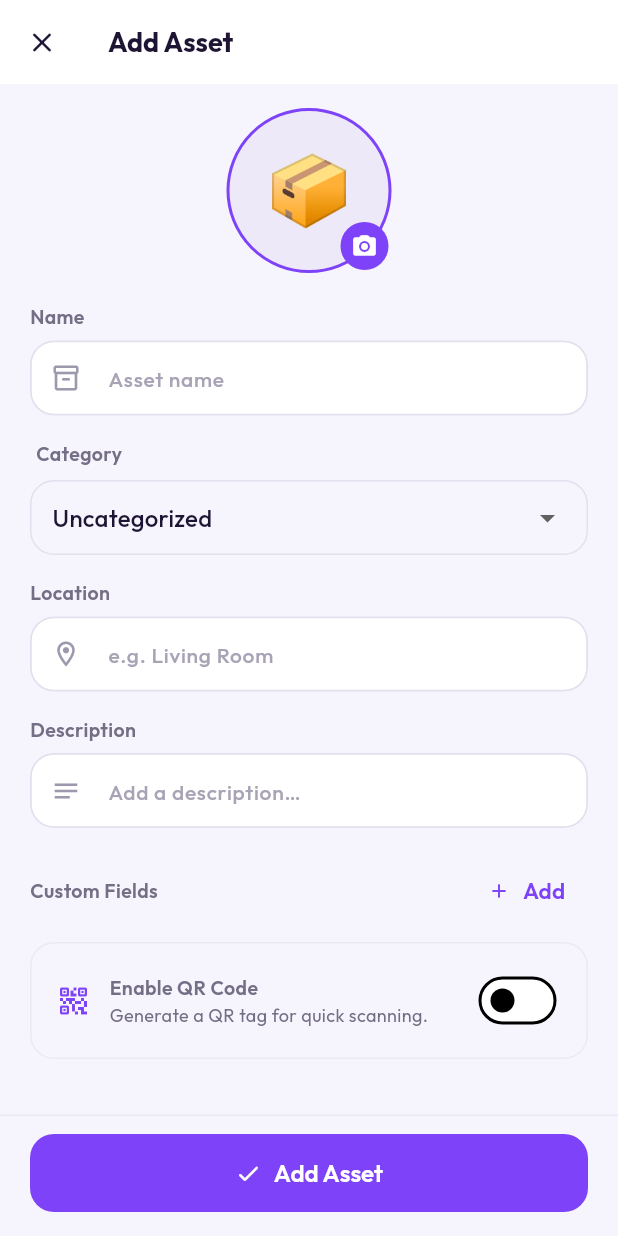
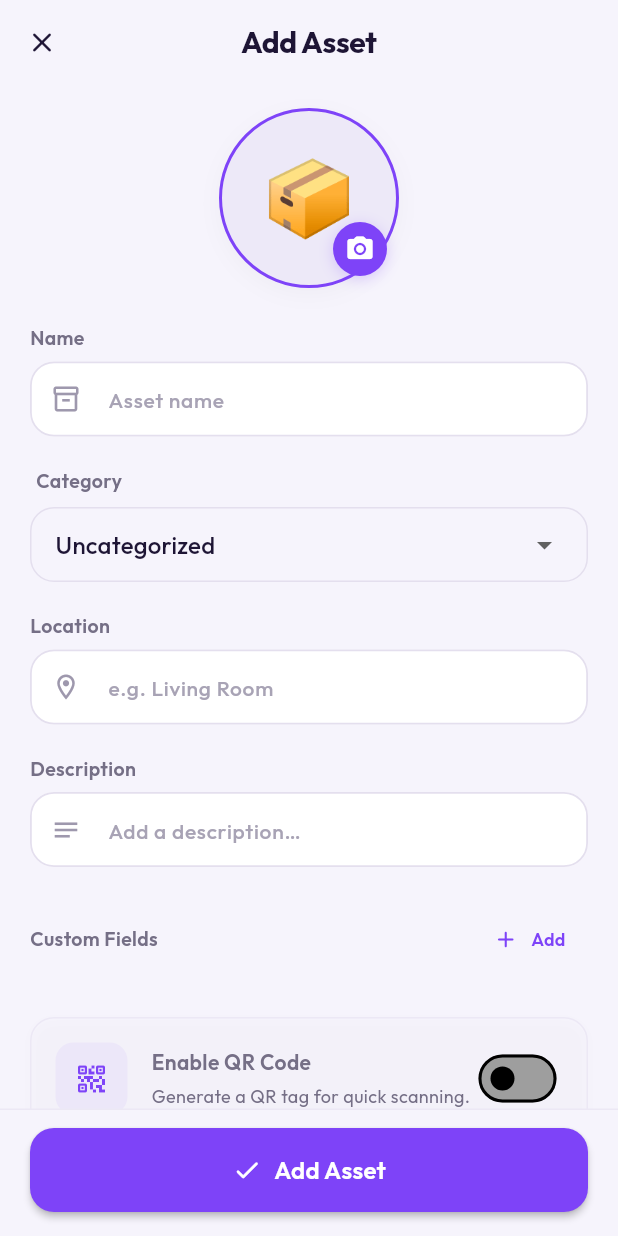
Before and after one commit to AsmaJavaid0/AssetVentory, a Flutter app: the AddAssetScreen screen opened directly, on a phone screen of 412 x 824 dp. Run offline on Flutter 3.47's test engine with Material 3 defaults, Android fonts, the phone set to English and light mode, and no system bars; our stand-ins replace cloud_firestore, drift, drift_flutter, emoji_picker_flutter, firebase_auth, firebase_core and 7 more; accounts and stored records are empty; generated files the repository leaves out were written again; statements that could not run were skipped.

Commit message:
feat: Implement clean modern UI/UX improvements for Login/Signup and Add Asset screens
- Applied flat design principles with improved visual hierarchy
- Enhanced typography, spacing, and touch feedback
- Added smooth entrance animations (fade-in/slide-up)
- Maintained consistent purple AssetVentory theme
- Preserved all existing functionality
- Improved responsive layout and accessibility
- Refined error message presentation

```diff
--- a/app/lib/features/assets/screens/add_asset_screen.dart
+++ b/app/lib/features/assets/screens/add_asset_screen.dart
@@ -2,7 +2,6 @@ import 'dart:io';
 
 import 'package:flutter/material.dart';
 import 'package:google_fonts/google_fonts.dart';
-import 'package:emoji_picker_flutter/emoji_picker_flutter.dart';
 import 'package:image_picker/image_picker.dart';
 
 import '../../../core/constants/app_colors.dart';
@@ -19,16 +18,21 @@ class AddAssetScreen extends StatefulWidget {
   final String? initialCategoryId;
   const AddAssetScreen({super.key, this.initialCategoryId});
 
-  static Future<void> navigateTo(BuildContext context, {String? categoryId}) =>
-      Navigator.of(context).push(
-        MaterialPageRoute(builder: (_) => AddAssetScreen(initialCategoryId: categoryId)),
+  static Future<void> navigateTo(BuildContext context,
+      {String? categoryId}) async {
+    await Navigator.of(context).push(
+      MaterialPageRoute(
+        builder: (_) => AddAssetScreen(initialCategoryId: categoryId),
+      ),
     );
+  }
 
   @override
   State<AddAssetScreen> createState() => _AddAssetScreenState();
 }
 
-class _AddAssetScreenState extends State<AddAssetScreen> {
+class _AddAssetScreenState extends State<AddAssetScreen>
+    with SingleTickerProviderStateMixin {
   final _formKey = GlobalKey<FormState>();
   final _nameController = TextEditingController();
   final _locationController = TextEditingController();
@@ -44,14 +48,56 @@ class _AddAssetScreenState extends State<AddAssetScreen> {
   bool _isLoading = false;
   final List<Map<String, String>> _customFields = [];
 
+  late final AnimationController _fadeController;
+  late final AnimationController _slideController;
+  late final Animation<double> _fadeAnimation;
+  late final Animation<double> _slideAnimation;
+
   @override
   void initState() {
     super.initState();
     _selectedCategoryId = widget.initialCategoryId;
     final database = AppDatabase();
-    _assetRepository = AssetRepository(database: database, fileStorage: LocalFileStorage());
+    _assetRepository =
+        AssetRepository(database: database, fileStorage: LocalFileStorage());
     _categoryRepository = CategoryRepository(database: database);
     _loadCategories();
+
+    // Initialize animations for smooth transitions
+    _fadeController = AnimationController(
+      duration: const Duration(milliseconds: 300),
+      vsync: this,
+    );
+    _slideController = AnimationController(
+      duration: const Duration(milliseconds: 300),
+      vsync: this,
+    );
+
+    _fadeAnimation = CurvedAnimation(
+      parent: _fadeController,
+      curve: Curves.easeInOut,
+    );
+
+    _slideAnimation = Tween<double>(begin: 0.0, end: 1.0).animate(
+      CurvedAnimation(
+        parent: _slideController,
+        curve: Curves.easeInOut,
+      ),
+    );
+
+    // Start animations
+    _fadeController.forward();
+    _slideController.forward();
+  }
+
+  @override
+  void dispose() {
+    _nameController.dispose();
+    _locationController.dispose();
+    _descriptionController.dispose();
+    _fadeController.dispose();
+    _slideController.dispose();
+    super.dispose();
   }
 
   Future<void> _loadCategories() async {
@@ -65,27 +111,11 @@ class _AddAssetScreenState extends State<AddAssetScreen> {
   }
 
   Future<void> _pickImage() async {
-    final picked = await _imagePicker.pickImage(source: ImageSource.gallery, imageQuality: 80);
-    if (picked != null && mounted) setState(() => _primaryImage = File(picked.path));
+    final picked = await _imagePicker.pickImage(
+        source: ImageSource.gallery, imageQuality: 80);
+    if (picked != null && mounted) {
+      setState(() => _primaryImage = File(picked.path));
     }
-
-  void _showEmojiPicker() {
-    showModalBottomSheet(
-      context: context,
-      backgroundColor: AppPalette.of(context).surface,
-      shape: const RoundedRectangleBorder(
-        borderRadius: BorderRadius.vertical(top: Radius.circular(24)),
-      ),
-      builder: (_) => SizedBox(
-        height: 340,
-        child: EmojiPicker(
-          onEmojiSelected: (category, emoji) {
-            setState(() => _selectedEmoji = emoji.emoji);
-            Navigator.pop(context);
-          },
-        ),
-      ),
-    );
   }
 
   void _addCustomField() {
@@ -94,19 +124,35 @@ class _AddAssetScreenState extends State<AddAssetScreen> {
     showDialog(
       context: context,
       builder: (dialogContext) => AlertDialog(
-        title: Text('Add Custom Field', style: GoogleFonts.outfit(fontWeight: FontWeight.w700)),
-        content: Column(
+        backgroundColor: Theme.of(dialogContext).brightness == Brightness.dark
+            ? AppColors.heroCardBg
+            : Colors.white,
+        title: Text('Add Custom Field',
+            style: GoogleFonts.outfit(fontWeight: FontWeight.w700)),
+        content: SingleChildScrollView(
+          child: Column(
             mainAxisSize: MainAxisSize.min,
             children: [
-            CustomTextField(controller: keyController, hintText: 'Field name (e.g. Serial No.)'),
+              CustomTextField(
+                controller: keyController,
+                hintText: 'Field name (e.g. Serial No.)',
+                labelText: 'Field name',
+              ),
               const SizedBox(height: 12),
-            CustomTextField(controller: valueController, hintText: 'Value'),
+              CustomTextField(
+                controller: valueController,
+                hintText: 'Value',
+                labelText: 'Value',
+              ),
             ],
+          ),
         ),
         actions: [
           TextButton(
             onPressed: () => Navigator.pop(dialogContext),
-              child: const Text('Cancel')),
+            child: Text('Cancel',
+                style: GoogleFonts.outfit(color: AppColors.textSecondary)),
+          ),
           TextButton(
             onPressed: () {
               final key = keyController.text.trim();
@@ -115,7 +161,9 @@ class _AddAssetScreenState extends State<AddAssetScreen> {
               setState(() => _customFields.add({'key': key, 'value': value}));
               Navigator.pop(dialogContext);
             },
-            child: const Text('Add'),
+            child: Text('Add',
+                style: GoogleFonts.outfit(
+                    color: AppColors.primaryPurple, fontWeight: FontWeight.w600)),
           ),
         ],
       ),
@@ -126,7 +174,8 @@ class _AddAssetScreenState extends State<AddAssetScreen> {
     if (!_formKey.currentState!.validate()) return;
     setState(() => _isLoading = true);
     try {
-      await _assetRepository.addAsset(
+      final File? imageFile = _primaryImage;
+      await _assetRepository.createAssetWithImage(
         ownerId: 'local_user',
         name: _nameController.text.trim(),
         emoji: _selectedEmoji,
@@ -137,7 +186,7 @@ class _AddAssetScreenState extends State<AddAssetScreen> {
         description: _descriptionController.text.trim().isEmpty
             ? null
             : _descriptionController.text.trim(),
-        imagePath: _primaryImage?.path,
+        imageFile: imageFile,
         qrEnabled: _qrEnabled,
         customFields: {
           for (final field in _customFields) field['key']!: field['value']!
@@ -145,7 +194,9 @@ class _AddAssetScreenState extends State<AddAssetScreen> {
       );
       if (!mounted) return;
       AppSnackBar.show(context, 'Asset added successfully!', isSuccess: true);
+      if (mounted) {
         Navigator.of(context).pop();
+      }
     } catch (e) {
       debugPrint('Add asset error: $e');
       if (!mounted) return;
@@ -158,10 +209,25 @@ class _AddAssetScreenState extends State<AddAssetScreen> {
   @override
   Widget build(BuildContext context) {
     final palette = AppPalette.of(context);
-    return Scaffold(
-      backgroundColor: palette.isDark ? AppColors.heroDarkBg : AppColors.scaffoldBg,
+    return FadeTransition(
+      opacity: _fadeAnimation,
+      child: SlideTransition(
+        position: Tween<Offset>(
+          begin: const Offset(0, 0.1),
+          end: Offset.zero,
+        ).animate(_slideController),
+        child: Scaffold(
+          backgroundColor:
+              palette.isDark ? AppColors.heroDarkBg : AppColors.scaffoldBg,
           appBar: AppBar(
-        title: const Text('Add Asset'),
+            title: Text('Add Asset',
+                style: GoogleFonts.outfit(
+                    fontSize: 20,
+                    fontWeight: FontWeight.w700,
+                    letterSpacing: -0.25)),
+            centerTitle: true,
+            elevation: 0,
+            backgroundColor: Colors.transparent,
             leading: IconButton(
               icon: const Icon(Icons.close_rounded),
               onPressed: () => Navigator.pop(context),
@@ -170,14 +236,15 @@ class _AddAssetScreenState extends State<AddAssetScreen> {
           body: GestureDetector(
             onTap: () => FocusScope.of(context).unfocus(),
             child: SingleChildScrollView(
-          padding: EdgeInsets.fromLTRB(20, 16, 20, _isLoading ? 32 : 120),
+              padding: EdgeInsets.fromLTRB(20, 16, 20,
+                  _isLoading ? 32 : MediaQuery.of(context).viewInsets.bottom + 24),
               child: Form(
                 key: _formKey,
                 child: Column(
                   crossAxisAlignment: CrossAxisAlignment.start,
                   children: [
-                _buildImagePicker(),
-                const SizedBox(height: 20),
+                    _buildImagePicker(context, palette),
+                    const SizedBox(height: 24),
                     CustomTextField(
                       controller: _nameController,
                       hintText: 'Asset name',
@@ -185,40 +252,44 @@ class _AddAssetScreenState extends State<AddAssetScreen> {
                       prefixIcon: Icons.inventory_2_outlined,
                       textInputAction: TextInputAction.next,
                       validator: (value) =>
-                      value == null || value.trim().isEmpty ? 'Please enter a name' : null,
+                          value == null || value.trim().isEmpty
+                              ? 'Please enter a name'
+                              : null,
                     ),
-                const SizedBox(height: 16),
-                _buildCategoryDropdown(),
-                const SizedBox(height: 16),
+                    const SizedBox(height: 20),
+                    _buildCategoryDropdown(context, palette),
+                    const SizedBox(height: 20),
                     CustomTextField(
                       controller: _locationController,
                       hintText: 'e.g. Living Room',
                       labelText: 'Location',
                       prefixIcon: Icons.location_on_outlined,
                     ),
-                const SizedBox(height: 16),
+                    const SizedBox(height: 20),
                     CustomTextField(
                       controller: _descriptionController,
                       hintText: 'Add a description…',
                       labelText: 'Description',
                       prefixIcon: Icons.notes_outlined,
                       keyboardType: TextInputType.multiline,
+                      maxLines: 3,
                     ),
-                const SizedBox(height: 18),
-                _buildCustomFields(),
-                const SizedBox(height: 10),
-                _buildQrToggle(),
+                    const SizedBox(height: 24),
+                    _buildCustomFields(context, palette),
+                    const SizedBox(height: 16),
+                    _buildQrToggle(context, palette),
                   ],
                 ),
               ),
             ),
           ),
-      bottomNavigationBar: _buildSaveBar(palette),
+          bottomNavigationBar: _buildSaveBar(context, palette),
+        ),
+      ),
     );
   }
 
-  Widget _buildImagePicker() {
-    final palette = AppPalette.of(context);
+  Widget _buildImagePicker(BuildContext context, AppPalette palette) {
     return Center(
       child: GestureDetector(
         onTap: _pickImage,
@@ -226,31 +297,51 @@ class _AddAssetScreenState extends State<AddAssetScreen> {
           alignment: Alignment.bottomRight,
           children: [
             Container(
-              width: 110,
-              height: 110,
+              width: 120,
+              height: 120,
               decoration: BoxDecoration(
-                color: palette.isDark ? AppColors.heroCardBg : AppColors.lightLavender,
+                color: palette.isDark
+                    ? AppColors.heroCardBg
+                    : AppColors.lightLavender,
                 shape: BoxShape.circle,
-                border: Border.all(color: AppColors.primaryPurple, width: 2),
+                border: Border.all(
+                    color: AppColors.primaryPurple, width: 2),
+                boxShadow: [
+                  BoxShadow(
+                    color: Colors.black.withAlpha(8),
+                    blurRadius: 12,
+                    offset: const Offset(0, 4),
+                  )
+                ],
               ),
               child: _primaryImage != null
                   ? ClipOval(
-                      child: Image.file(_primaryImage!, fit: BoxFit.cover, width: 110, height: 110),
+                      child: Image.file(_primaryImage!,
+                          fit: BoxFit.cover, width: 120, height: 120),
                     )
                   : Center(
-                      child: Text(_selectedEmoji, style: const TextStyle(fontSize: 48)),
+                      child: Text(_selectedEmoji,
+                          style: const TextStyle(fontSize: 52)),
                     ),
             ),
             Positioned(
-              right: 2,
-              bottom: 2,
+              right: 8,
+              bottom: 8,
               child: Container(
-                padding: const EdgeInsets.all(7),
-                decoration: const BoxDecoration(
+                padding: const EdgeInsets.all(8),
+                decoration: BoxDecoration(
                   color: AppColors.primaryPurple,
                   shape: BoxShape.circle,
+                  boxShadow: [
+                    BoxShadow(
+                      color: AppColors.primaryPurple.withAlpha(60),
+                      blurRadius: 8,
+                      offset: const Offset(0, 2),
+                    )
+                  ],
                 ),
-                child: const Icon(Icons.camera_alt_rounded, color: Colors.white, size: 18),
+                child: const Icon(Icons.camera_alt_rounded,
+                    color: Colors.white, size: 20),
               ),
             ),
           ],
@@ -259,8 +350,8 @@ class _AddAssetScreenState extends State<AddAssetScreen> {
     );
   }
 
-  Widget _buildCategoryDropdown() {
-    final palette = AppPalette.of(context);
+  Widget _buildCategoryDropdown(
+      BuildContext context, AppPalette palette) {
     return Column(
       crossAxisAlignment: CrossAxisAlignment.start,
       children: [
@@ -270,7 +361,7 @@ class _AddAssetScreenState extends State<AddAssetScreen> {
               style: GoogleFonts.outfit(fontSize: 13, fontWeight: FontWeight.w600)),
         ),
         Container(
-          padding: const EdgeInsets.symmetric(horizontal: 14),
+          padding: const EdgeInsets.symmetric(horizontal: 16),
           decoration: BoxDecoration(
             color: palette.surface,
             border: Border.all(color: palette.inputBorder),
@@ -290,11 +381,13 @@ class _AddAssetScreenState extends State<AddAssetScreen> {
                 ..._categories.map(
                   (c) => DropdownMenuItem<String?>(
                     value: c.id,
-                    child: Text(c.name),
+                    child: Text(c.name,
+                        style: GoogleFonts.outfit(fontSize: 14)),
                   ),
                 ),
               ],
-              onChanged: (value) => setState(() => _selectedCategoryId = value),
+              onChanged: (value) =>
+                  setState(() => _selectedCategoryId = value),
             ),
           ),
         ),
@@ -302,8 +395,7 @@ class _AddAssetScreenState extends State<AddAssetScreen> {
     );
   }
 
-  Widget _buildCustomFields() {
-    final palette = AppPalette.of(context);
+  Widget _buildCustomFields(BuildContext context, AppPalette palette) {
     return Column(
       crossAxisAlignment: CrossAxisAlignment.start,
       children: [
@@ -315,21 +407,32 @@ class _AddAssetScreenState extends State<AddAssetScreen> {
             ),
             TextButton.icon(
               onPressed: _addCustomField,
-              icon: const Icon(Icons.add_rounded, size: 16),
-              label: const Text('Add'),
+              icon: const Icon(Icons.add_rounded, size: 18),
+              label: const Text('Add',
+                  style: GoogleFonts.outfit(
+                      fontSize: 12, color: AppColors.primaryPurple)),
             ),
           ],
         ),
+        const SizedBox(height: 12),
         ..._customFields.asMap().entries.map((entry) {
           final index = entry.key;
           final field = entry.value;
           return Container(
-            margin: const EdgeInsets.only(bottom: 8),
-            padding: const EdgeInsets.symmetric(horizontal: 14, vertical: 12),
+            margin: const EdgeInsets.only(bottom: 12),
+            padding: const EdgeInsets.symmetric(
+                horizontal: 16, vertical: 14),
             decoration: BoxDecoration(
               color: palette.surface,
               borderRadius: BorderRadius.circular(14),
               border: Border.all(color: palette.border),
+              boxShadow: [
+                BoxShadow(
+                  color: Colors.black.withAlpha(3),
+                  blurRadius: 6,
+                  offset: const Offset(0, 2),
+                )
+              ],
             ),
             child: Row(
               children: [
@@ -338,15 +441,20 @@ class _AddAssetScreenState extends State<AddAssetScreen> {
                     crossAxisAlignment: CrossAxisAlignment.start,
                     children: [
                       Text(field['key']!,
-                          style: GoogleFonts.outfit(fontWeight: FontWeight.w700)),
+                          style: GoogleFonts.outfit(
+                              fontWeight: FontWeight.w700, fontSize: 14)),
+                      const SizedBox(height: 4),
                       Text(field['value']!,
-                          style: GoogleFonts.outfit(color: palette.onSurfaceMuted, fontSize: 13)),
+                          style: GoogleFonts.outfit(
+                              color: palette.onSurfaceMuted, fontSize: 13)),
                     ],
                   ),
                 ),
                 IconButton(
-                  icon: const Icon(Icons.delete_outline, color: AppColors.error),
-                  onPressed: () => setState(() => _customFields.removeAt(index)),
+                  icon: const Icon(Icons.delete_outline,
+                      color: AppColors.error, size: 20),
+                  onPressed: () =>
+                      setState(() => _customFields.removeAt(index)),
                 ),
               ],
             ),
@@ -356,75 +464,96 @@ class _AddAssetScreenState extends State<AddAssetScreen> {
     );
   }
 
-  Widget _buildQrToggle() {
-    final palette = AppPalette.of(context);
+  Widget _buildQrToggle(BuildContext context, AppPalette palette) {
     return Container(
-      padding: const EdgeInsets.symmetric(horizontal: 16, vertical: 14),
+      padding: const EdgeInsets.symmetric(horizontal: 16, vertical: 16),
       decoration: BoxDecoration(
         color: palette.surface,
         borderRadius: BorderRadius.circular(16),
         border: Border.all(color: palette.border),
+        boxShadow: [
+          BoxShadow(
+            color: Colors.black.withAlpha(3),
+            blurRadius: 6,
+            offset: const Offset(0, 2),
+          )
+        ],
       ),
       child: Row(
         children: [
-          const Icon(Icons.qr_code_2_rounded, color: AppColors.primaryPurple),
-          const SizedBox(width: 12),
+          Container(
+            width: 48,
+            height: 48,
+            decoration: BoxDecoration(
+              color: AppColors.primaryPurple.withAlpha(15),
+              borderRadius: BorderRadius.circular(12),
+            ),
+            child: const Icon(Icons.qr_code_2_rounded,
+                color: AppColors.primaryPurple, size: 24),
+          ),
+          const SizedBox(width: 16),
           Expanded(
             child: Column(
               crossAxisAlignment: CrossAxisAlignment.start,
               children: [
                 Text('Enable QR Code',
-                    style: GoogleFonts.outfit(fontWeight: FontWeight.w600)),
+                    style: GoogleFonts.outfit(
+                        fontWeight: FontWeight.w600, fontSize: 14)),
+                const SizedBox(height: 4),
                 Text('Generate a QR tag for quick scanning.',
-                    style: GoogleFonts.outfit(fontSize: 12, color: palette.onSurfaceMuted)),
+                    style: GoogleFonts.outfit(
+                        fontSize: 12, color: palette.onSurfaceMuted)),
               ],
             ),
           ),
           Switch(
             value: _qrEnabled,
             activeColor: AppColors.primaryPurple,
-            onChanged: (value) => setState(() => _qrEnabled = value),
+            trackColor: const MaterialStatePropertyAll(
+                Colors.grey),
+            onChanged: (value) =>
+                setState(() => _qrEnabled = value),
           ),
         ],
       ),
     );
   }
 
-  Widget _buildSaveBar(AppPalette palette) => SafeArea(
+  Widget _buildSaveBar(BuildContext context, AppPalette palette) => SafeArea(
         child: Container(
           padding: const EdgeInsets.fromLTRB(20, 12, 20, 16),
           decoration: BoxDecoration(
             color: palette.surface,
-            border: Border(top: BorderSide(color: palette.border)),
+            border: Border(
+                top: BorderSide(color: palette.border)),
           ),
           child: SizedBox(
             width: double.infinity,
-            height: 52,
+            height: 56,
             child: ElevatedButton.icon(
               onPressed: _isLoading ? null : _save,
-              icon: _isLoading
-                  ? const SizedBox(
-                      width: 18,
-                      height: 18,
-                      child: CircularProgressIndicator(strokeWidth: 2, color: Colors.white),
-                    )
-                  : const Icon(Icons.check_rounded),
-              label: Text(_isLoading ? 'Saving…' : 'Add Asset'),
               style: ElevatedButton.styleFrom(
                 backgroundColor: AppColors.primaryPurple,
                 foregroundColor: Colors.white,
-                shape: RoundedRectangleBorder(borderRadius: BorderRadius.circular(16)),
+                shape: RoundedRectangleBorder(
+                    borderRadius: BorderRadius.circular(16)),
+                elevation: 2,
               ),
+              icon: _isLoading
+                  ? const SizedBox(
+                      width: 20,
+                      height: 20,
+                      child: CircularProgressIndicator(
+                          strokeWidth: 2, color: Colors.white),
+                    )
+                  : const Icon(Icons.check_rounded, size: 20),
+              label: Text(_isLoading ? 'Saving…' : 'Add Asset',
+                  style: GoogleFonts.outfit(
+                      fontSize: 16,
+                      fontWeight: FontWeight.w600,
+                      letterSpacing: 0.2)),
             ),
           ),
         ),
       );
-
-  @override
-  void dispose() {
-    _nameController.dispose();
-    _locationController.dispose();
-    _descriptionController.dispose();
-    super.dispose();
 }
-}
```
Also changed, not shown: app/lib/features/auth/screens/login_signup_screen.dart (+180 -110 lines). Lines whose indentation alone changed are shown as unchanged.
